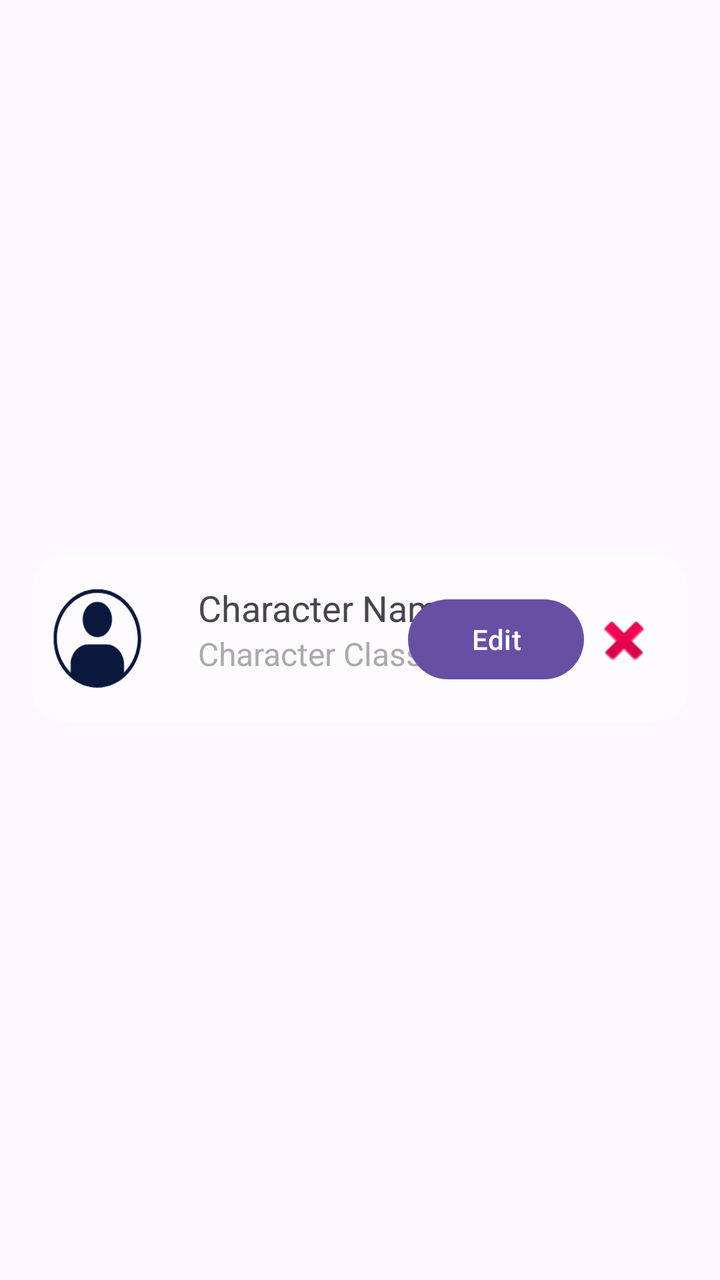
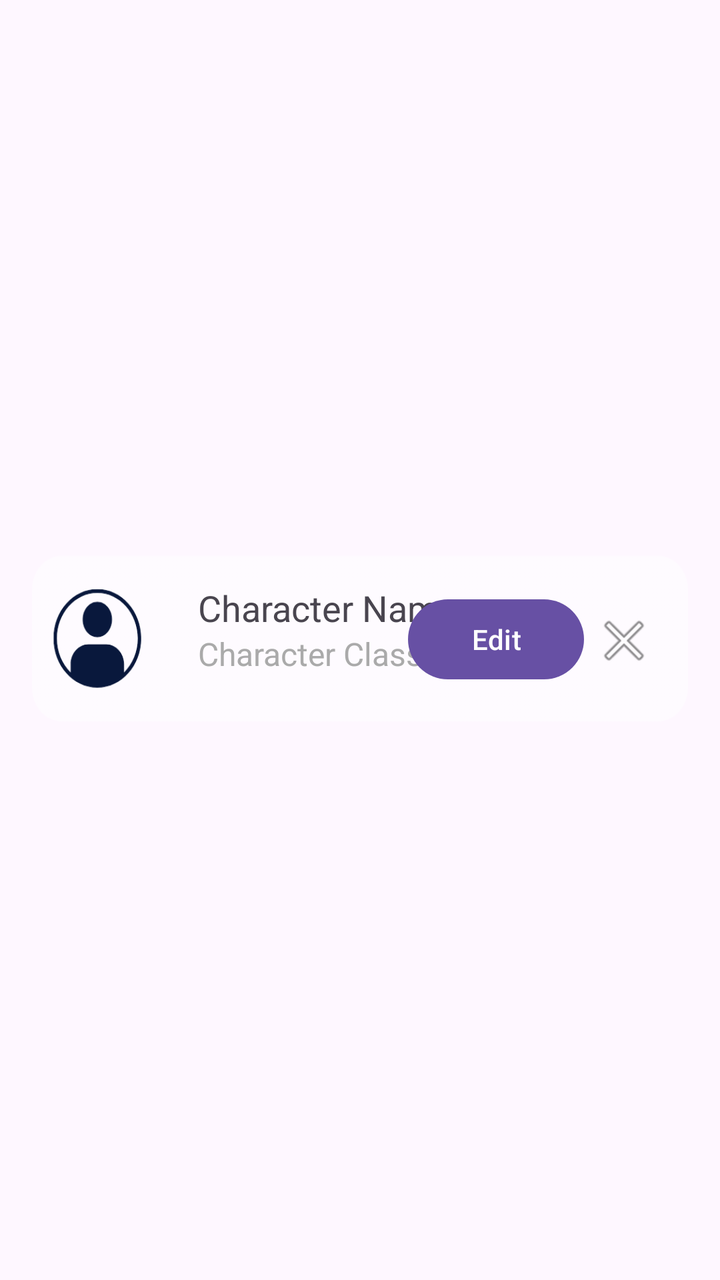

Screens rendered from an Android XML layout before and after an edit, with the pre-edit source and the edit as a unified diff.
<!-- AndroidManifest.xml: application theme Theme.Tavernia -->
<!-- res/layout/character_sheet_item.xml -->
<?xml version="1.0" encoding="utf-8"?>
<androidx.constraintlayout.widget.ConstraintLayout xmlns:android="http://schemas.android.com/apk/res/android"
    xmlns:app="http://schemas.android.com/apk/res-auto"
    xmlns:tools="http://schemas.android.com/tools"
    android:layout_width="match_parent"
    android:layout_height="wrap_content"
    android:layout_marginTop="16dp"
    android:orientation="horizontal"
    android:padding="0dp">

    
    <androidx.constraintlayout.widget.ConstraintLayout
        android:layout_width="0dp"
        android:layout_height="89dp"
        android:layout_marginStart="16dp"
        android:layout_marginEnd="16dp"
        android:background="@drawable/personnage"
        app:layout_constraintBottom_toBottomOf="parent"
        app:layout_constraintEnd_toEndOf="parent"
        app:layout_constraintStart_toStartOf="parent"
        app:layout_constraintTop_toTopOf="parent">

        <ImageButton
            android:id="@+id/delete_sheet_button"
            android:layout_width="wrap_content"
            android:layout_height="wrap_content"
            android:layout_marginTop="8dp"
            android:layout_marginEnd="16dp"
            android:layout_marginBottom="8dp"
            android:background="?attr/selectableItemBackgroundBorderless"
            android:contentDescription="Delete character"
            android:src="@android:drawable/ic_delete"
            app:layout_constraintBottom_toBottomOf="parent"
            app:layout_constraintEnd_toEndOf="parent"
            app:layout_constraintHorizontal_bias="1.0"
            app:layout_constraintStart_toEndOf="@id/character_class"
            app:layout_constraintTop_toTopOf="parent" />

        <TextView
            android:id="@+id/character_name"
            android:layout_width="wrap_content"
            android:layout_height="wrap_content"
            android:layout_marginStart="83dp"
            android:layout_marginTop="16dp"
            android:layout_marginEnd="21dp"
            android:text="Character Name"
            android:textSize="18sp"
            app:layout_constraintEnd_toStartOf="@+id/edit_sheet_button"
            app:layout_constraintHorizontal_bias="0.0"
            app:layout_constraintStart_toStartOf="parent"
            app:layout_constraintTop_toTopOf="parent" />

        <TextView
            android:id="@+id/character_class"
            android:layout_width="wrap_content"
            android:layout_height="wrap_content"
            android:layout_marginStart="83dp"
            android:layout_marginEnd="39dp"
            android:layout_marginBottom="16dp"
            android:text="Character Class"
            android:textColor="@android:color/darker_gray"
            android:textSize="16sp"
            app:layout_constraintBottom_toBottomOf="parent"
            app:layout_constraintEnd_toStartOf="@+id/edit_sheet_button"
            app:layout_constraintHorizontal_bias="0.0"
            app:layout_constraintStart_toStartOf="parent"
            app:layout_constraintTop_toBottomOf="@+id/character_name"
            app:layout_constraintVertical_bias="0.0" />

        <Button
            android:id="@+id/edit_sheet_button"
            android:layout_width="wrap_content"
            android:layout_height="wrap_content"
            android:layout_marginTop="16dp"
            android:layout_marginEnd="4dp"
            android:layout_marginBottom="16dp"
            android:text="Edit"
            app:layout_constraintBottom_toBottomOf="parent"
            app:layout_constraintEnd_toStartOf="@+id/delete_sheet_button"
            app:layout_constraintTop_toTopOf="parent"
            app:layout_constraintVertical_bias="0.444" />

    </androidx.constraintlayout.widget.ConstraintLayout>

    

</androidx.constraintlayout.widget.ConstraintLayout>
<!-- resources referenced by this layout -->
<resources>
  <!-- drawable personnage: png bitmap (drawable, 11205 bytes) -->
  <style name="Theme.Tavernia" parent="Base.Theme.Tavernia" />
  <style name="Base.Theme.Tavernia" parent="Theme.Material3.DayNight.NoActionBar">
          
          
      </style>
</resources>

<!-- the commit's change to res/layout/character_sheet_item.xml (unified diff, before → after) -->
@@ -29,7 +29,7 @@
             android:layout_marginBottom="8dp"
             android:background="?attr/selectableItemBackgroundBorderless"
             android:contentDescription="Delete character"
-            android:src="@android:drawable/ic_delete"
+            android:src="@android:drawable/ic_menu_close_clear_cancel"
             app:layout_constraintBottom_toBottomOf="parent"
             app:layout_constraintEnd_toEndOf="parent"
             app:layout_constraintHorizontal_bias="1.0"
